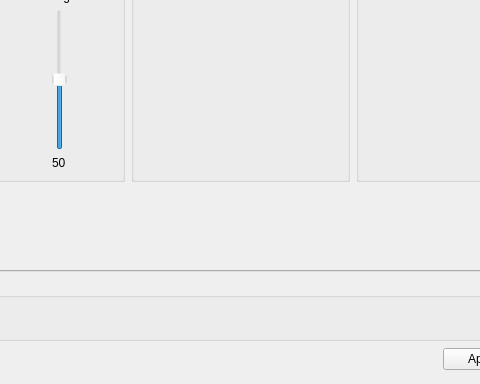
Above: ground/gcs/src/plugins/config/airframe.ui from TauLabs/TauLabs before the change; both pictures show x 261 to 741 and y 224 to 608 of the 880 by 608 pixel window. Below: the same form after it.
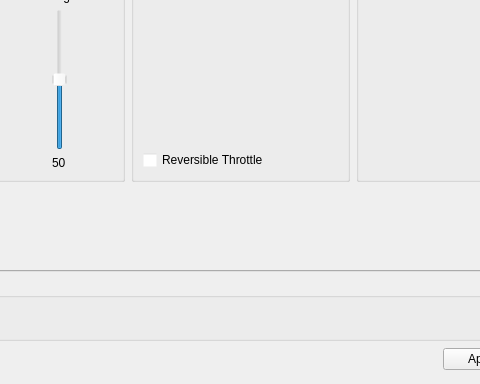
That is the form after the change. The open tabs and pages were chosen to show the change. Icons and pictures are not drawn. Custom widgets are drawn as their Qt base class.

Commit message: GCS Config: Added UI support for reversible throttle.

What changed in the file:
```diff
--- a/ground/gcs/src/plugins/config/airframe.ui
+++ b/ground/gcs/src/plugins/config/airframe.ui
@@ -1942,6 +1942,13 @@
                             </property>
                            </widget>
                           </item>
+                          <item>
+                           <widget class="QCheckBox" name="cb_reversibleThrottle">
+                            <property name="text">
+                             <string>Reversible Throttle</string>
+                            </property>
+                           </widget>
+                          </item>
                          </layout>
                         </widget>
                        </item>
```
The commit also changes 1 other file.
